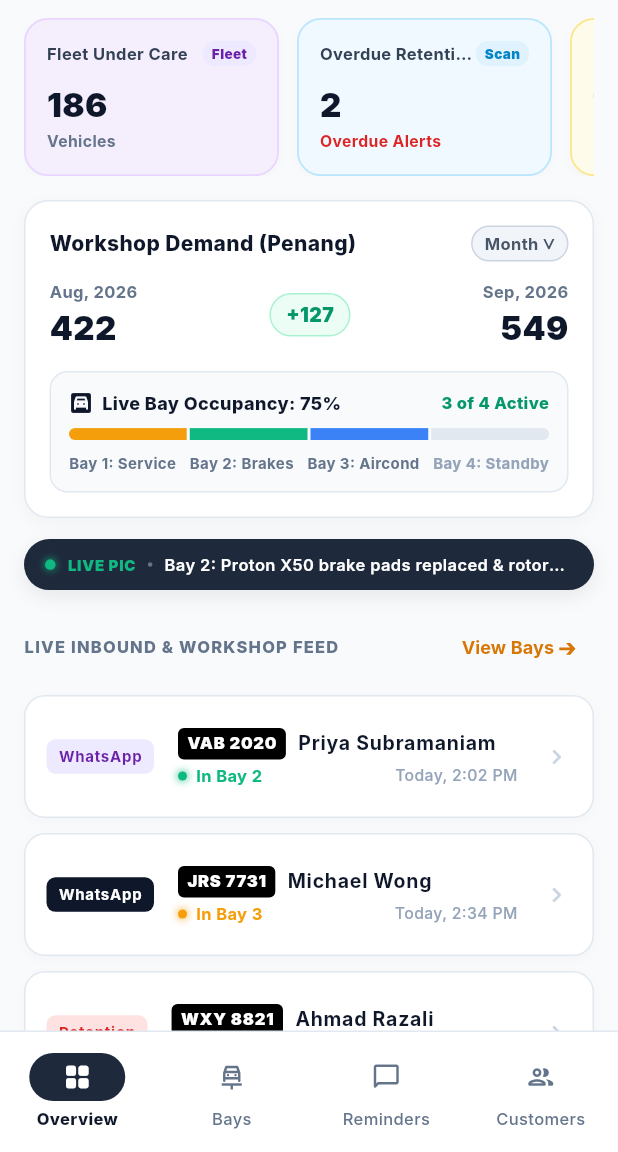
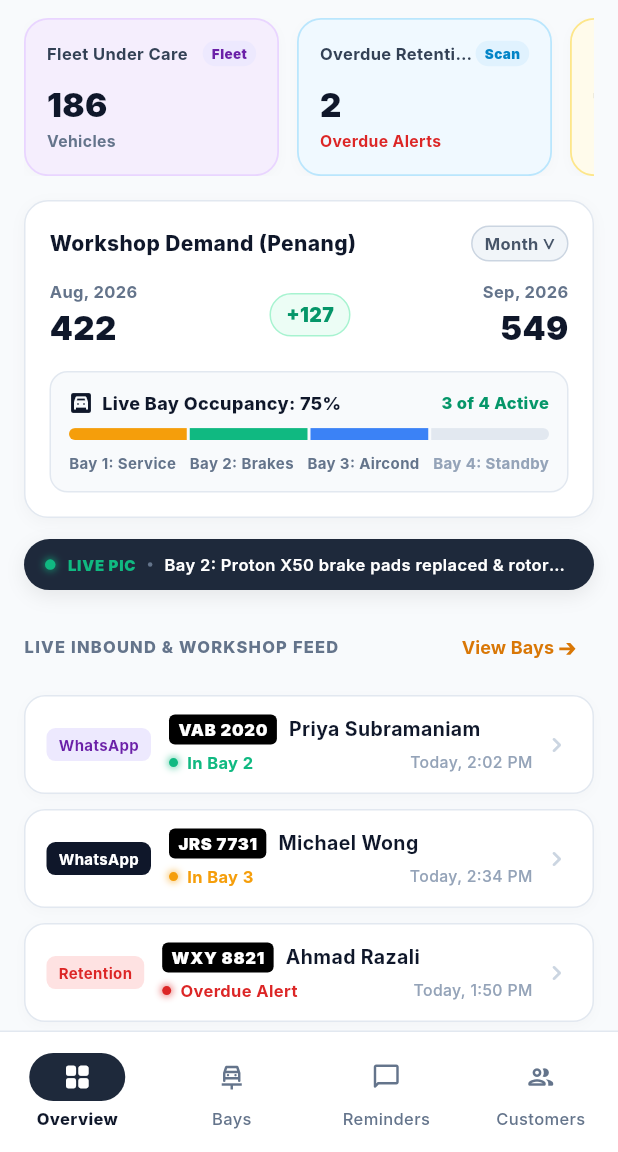
Before and after one commit to airiel51/SmartCRM, a Flutter app: the screen it shows after launch, on a phone screen of 412 x 824 dp, the part 84-1236 px from its top. Run offline on Flutter 3.47's test engine with Material 3 defaults, Android fonts, the phone set to English and light mode, and no system bars; network calls fail; Roboto replaces fonts that are missing (Inter).

Commit message:
refactor(mobile): optimize feed card layout and remove ListTile ink warnings

```diff
--- a/mobile/lib/screens/dashboard_screen.dart
+++ b/mobile/lib/screens/dashboard_screen.dart
@@ -683,9 +683,11 @@ class _DashboardScreenState extends State<DashboardScreen> with SingleTickerProv
                 BoxShadow(color: Colors.black.withOpacity(0.02), blurRadius: 6, offset: const Offset(0, 2)),
               ],
             ),
-            child: ListTile(
-              contentPadding: const EdgeInsets.symmetric(horizontal: 14, vertical: 4),
-              leading: Container(
+            child: Padding(
+              padding: const EdgeInsets.symmetric(horizontal: 14, vertical: 12),
+              child: Row(
+                children: [
+                  Container(
                     padding: const EdgeInsets.symmetric(horizontal: 8, vertical: 4),
                     decoration: BoxDecoration(
                       color: typeColor,
@@ -696,7 +698,12 @@ class _DashboardScreenState extends State<DashboardScreen> with SingleTickerProv
                       style: TextStyle(color: typeTextColor, fontSize: 10, fontWeight: FontWeight.bold),
                     ),
                   ),
-              title: Row(
+                  const SizedBox(width: 12),
+                  Expanded(
+                    child: Column(
+                      crossAxisAlignment: CrossAxisAlignment.start,
+                      children: [
+                        Row(
                           children: [
                             Container(
                               padding: const EdgeInsets.symmetric(horizontal: 6, vertical: 2),
@@ -719,9 +726,8 @@ class _DashboardScreenState extends State<DashboardScreen> with SingleTickerProv
                             ),
                           ],
                         ),
-              subtitle: Padding(
-                padding: const EdgeInsets.only(top: 3),
-                child: Row(
+                        const SizedBox(height: 4),
+                        Row(
                           children: [
                             PulsingDot(color: statusColor, size: 6),
                             const SizedBox(width: 6),
@@ -736,8 +742,13 @@ class _DashboardScreenState extends State<DashboardScreen> with SingleTickerProv
                             ),
                           ],
                         ),
+                      ],
                     ),
-              trailing: const Icon(Icons.chevron_right_rounded, color: Color(0xFFCBD5E1), size: 20),
+                  ),
+                  const SizedBox(width: 6),
+                  const Icon(Icons.chevron_right_rounded, color: Color(0xFFCBD5E1), size: 20),
+                ],
+              ),
             ),
           ),
         ),
```
Lines whose indentation alone changed are shown as unchanged.
